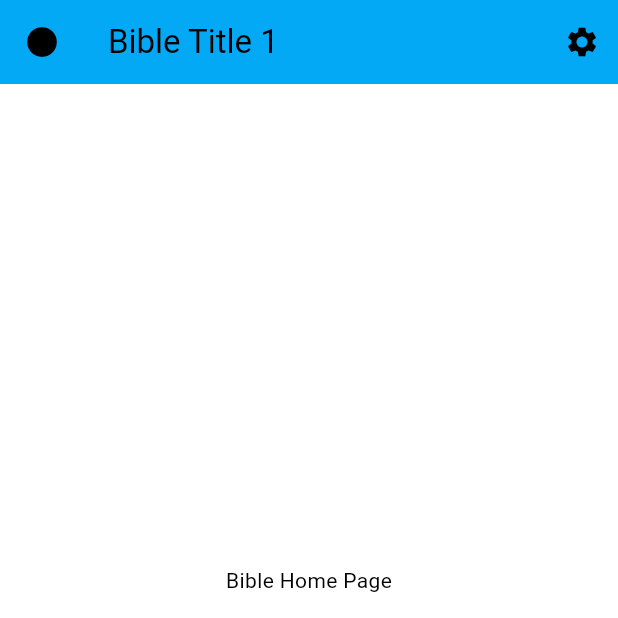
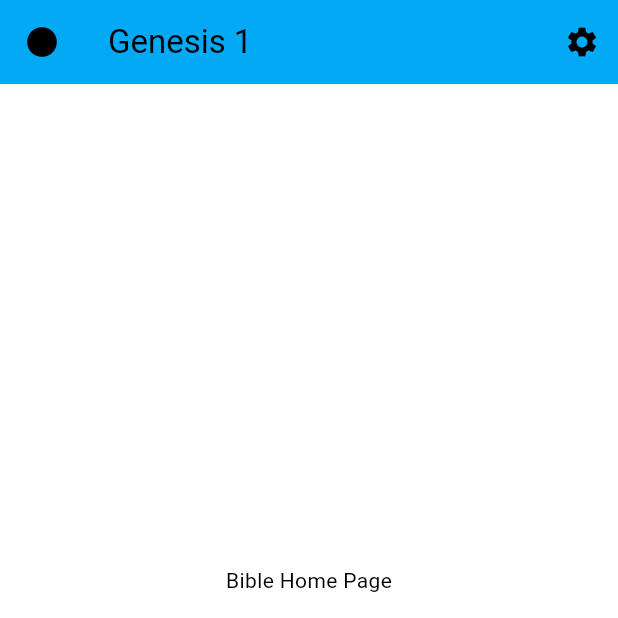
Before and after one commit to BereanBible/BereanBibleFlutter, a Flutter app: the screen it shows after launch, swiped to page 2, on a phone screen of 412 x 824 dp, the top half of it. Run offline on Flutter 3.47's test engine with Material 3 defaults, Android fonts, the phone set to English and light mode, and no system bars; our stand-ins replace responsive_builder.

Commit message:
Utilizing BibleReference class for passing the bible reader reference

```diff
--- a/berean_bible_app/lib/main.dart
+++ b/berean_bible_app/lib/main.dart
@@ -4,6 +4,7 @@ import 'package:provider/provider.dart';
 import 'package:responsive_builder/responsive_builder.dart';
 import 'package:berean_bible_app/pages/BibleReaderPage.dart';
 import 'package:berean_bible_app/pages/MarginEditorPage.dart';
+import 'package:berean_bible_app/BibleReference.dart';
 
 void main() {
   runApp(const MyApp());
@@ -48,6 +49,9 @@ class MyAppState extends ChangeNotifier {
       return 0;
     }
   }
+
+  BibleReference readerReference = BibleReference(1, 1);
+  BibleReference getReaderRef() => readerReference;
 }
 
 class MyHomePage extends StatefulWidget {
--- a/berean_bible_app/lib/widgets/BibleReaderContent.dart
+++ b/berean_bible_app/lib/widgets/BibleReaderContent.dart
@@ -1,4 +1,5 @@
 import 'package:flutter/material.dart';
+import 'package:berean_bible_app/BibleReference.dart';
 
 class BibleReaderContent extends StatefulWidget {
   @override
@@ -6,7 +7,7 @@ class BibleReaderContent extends StatefulWidget {
 }
 
 class _BibleReaderContentState extends State<BibleReaderContent> {
-  var reference = "";
+  BibleReference reference = BibleReference(1, 1);
 
   @override
   Widget build(BuildContext context) {
--- a/berean_bible_app/lib/widgets/NavBar/BibleReferenceNavigator.dart
+++ b/berean_bible_app/lib/widgets/NavBar/BibleReferenceNavigator.dart
@@ -1,3 +1,4 @@
+import 'package:berean_bible_app/BibleReference.dart';
 import 'package:flutter/material.dart';
 import 'package:provider/provider.dart';
 import 'package:berean_bible_app/main.dart';
@@ -8,10 +9,11 @@ class BibleReferenceNavigator extends StatefulWidget {
 }
 
 class _BibleReferenceNavigatorState extends State<BibleReferenceNavigator> {
-  var reference = "";
+  late BibleReference reference;
 
   @override
   Widget build(BuildContext context) {
-    return Text("1 John 1:1");
+    reference = Provider.of<MyAppState>(context, listen: false).getReaderRef();
+    return Text(reference.book() + " " + reference.chapter.toString());
   }
 }
--- a/berean_bible_app/lib/widgets/NavBar/TopNavBar.dart
+++ b/berean_bible_app/lib/widgets/NavBar/TopNavBar.dart
@@ -16,8 +16,6 @@ class TopNavBar extends StatefulWidget implements PreferredSizeWidget {
 }
 
 class _TopNavBarState extends State<TopNavBar> {
-  var reference = "";
-
   @override
   Widget build(BuildContext context) {
     return ResponsiveBuilder(
@@ -74,9 +72,9 @@ class TopNavBarTitle extends StatelessWidget {
     return Consumer<MyAppState>(
       builder: (context, appState, child) {
         return (appState.getPage() == 0) ?
-          Text("Margin Title 0")
+          MarginTitle()
           :
-          Text("Bible Title 1");
+          BibleReferenceNavigator();
       },
     );
   }
```
